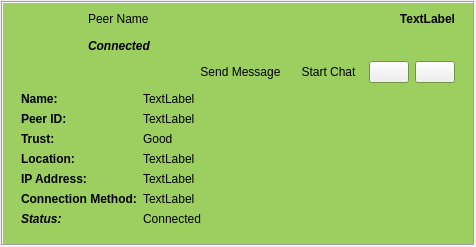
Qt form retroshare-gui/src/gui/feeds/PeerItem.ui (RetroShare/RetroShare) before a commit.
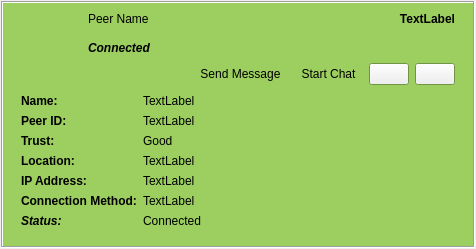
The same form after that commit. Icons and pictures are not drawn. Custom widgets are drawn as their Qt base class.

Patch:
```diff
--- a/retroshare-gui/src/gui/feeds/PeerItem.ui
+++ b/retroshare-gui/src/gui/feeds/PeerItem.ui
@@ -7,7 +7,7 @@
     <x>0</x>
     <y>0</y>
     <width>476</width>
-    <height>247</height>
+    <height>249</height>
    </rect>
   </property>
   <layout class="QGridLayout">
@@ -128,7 +128,7 @@
           </widget>
          </item>
          <item row="0" column="1">
-          <layout class="QGridLayout">
+          <layout class="QGridLayout" name="peerGLayout">
            <item row="0" column="0">
             <widget class="StyledLabel" name="peerNameLabel">
              <property name="text">
@@ -206,7 +206,7 @@
          <item row="1" column="1" colspan="2">
           <layout class="QHBoxLayout" name="horizontalLayout_3">
            <item>
-            <spacer>
+            <spacer name="buttonHSpacer">
              <property name="orientation">
               <enum>Qt::Horizontal</enum>
              </property>
@@ -319,7 +319,7 @@
        <widget class="QFrame" name="expandFrame">
         <layout class="QGridLayout">
          <item row="0" column="0">
-          <layout class="QHBoxLayout" name="horizontalLayout">
+          <layout class="QHBoxLayout" name="expandHLayout">
            <item>
             <layout class="QVBoxLayout" name="verticalLayout">
              <item>
```
Left out of the diff: 26 changed lines with no effect on the pictures.
